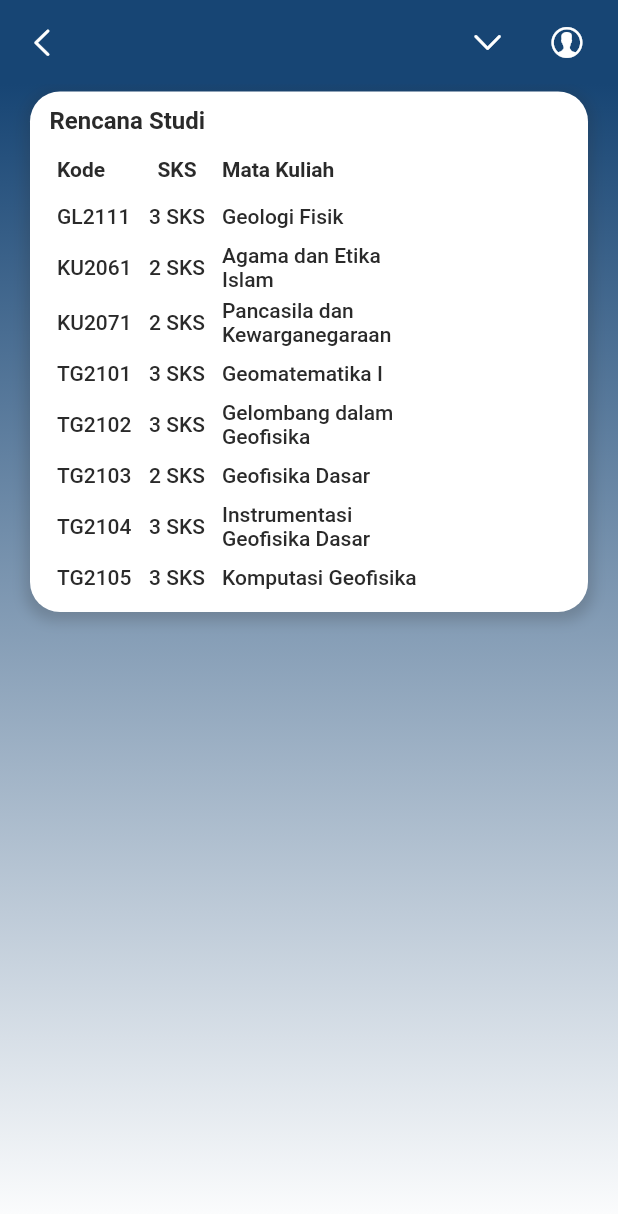
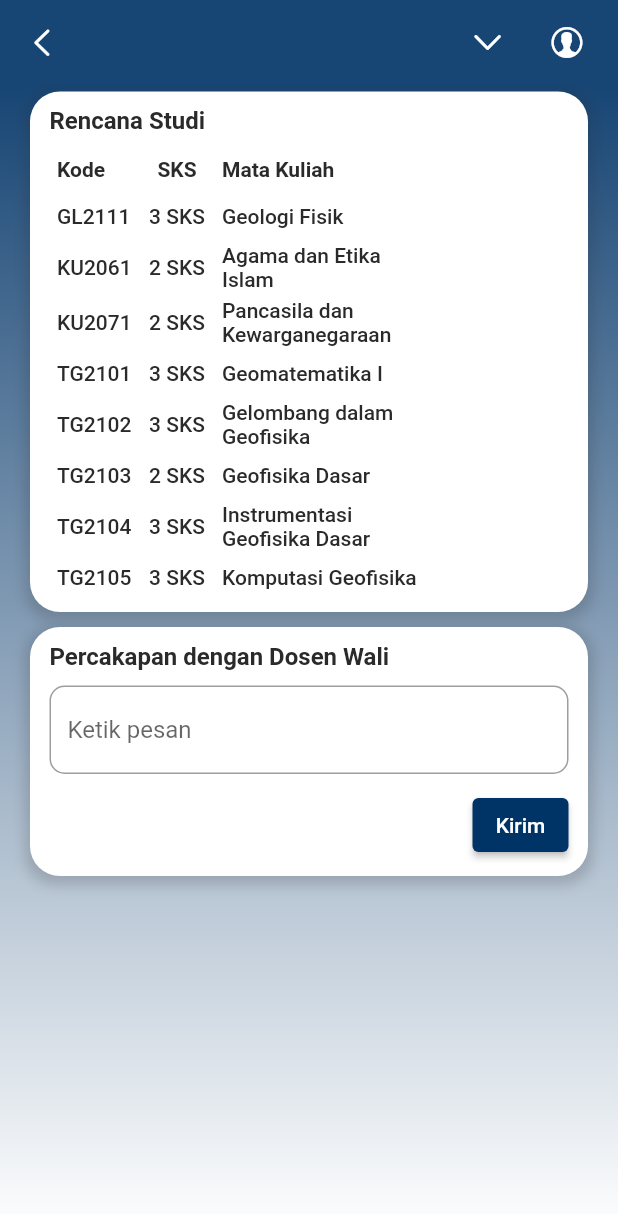
Before and after one commit to reza-nugraha32/six-itb-flutter, a Flutter app: the screen it shows after launch, after a tap on "Rencana Studi & Perwalian", on a phone screen of 412 x 824 dp. Shown: the top 1214 px of the screen. Run offline on Flutter 3.47's test engine with Material 2 defaults, Android fonts, the phone set to English and light mode, and no system bars.

Commit message:
Built a placeholder button

```diff
--- a/lib/studyplan_page.dart
+++ b/lib/studyplan_page.dart
@@ -8,10 +8,16 @@ void main() {
   runApp(const Home());
 }
 
-class studyplanPage extends StatelessWidget {
+var _controller = TextEditingController();
+
+class studyplanPage extends StatefulWidget {
   const studyplanPage({Key? key}) : super(key: key);
 
   @override
+  _State createState() => _State();
+}
+
+class _State extends State<studyplanPage> {
   Widget build(BuildContext context) {
     return MaterialApp(
         title: 'Rencana Studi dan Perwalian',
@@ -455,6 +461,65 @@ class studyplanPage extends StatelessWidget {
                               ],
                             ),
                           ),
+                          Container(
+                            margin: EdgeInsets.fromLTRB(20, 5, 20, 5),
+                            width: 300,
+                            decoration: BoxDecoration(
+                                color: Colors.white,
+                                borderRadius: BorderRadius.circular(20),
+                                boxShadow: [
+                                  BoxShadow(
+                                      color: Color(0xFF2a2a2a).withOpacity(0.2),
+                                      spreadRadius: 3,
+                                      blurRadius: 7,
+                                      offset: Offset(0, 3))
+                                ]),
+                            child: Column(
+                              crossAxisAlignment: CrossAxisAlignment.start,
+                              mainAxisAlignment: MainAxisAlignment.start,
+                              children: [
+                                Container(
+                                  margin: EdgeInsets.fromLTRB(13, 10, 10, 0),
+                                  child: Text('Percakapan dengan Dosen Wali',
+                                      style: TextStyle(
+                                          color: Color(0xFF2a2a2a),
+                                          fontWeight: FontWeight.w700,
+                                          fontSize: 16)),
+                                ),
+                                Container(
+                                  margin: EdgeInsets.fromLTRB(13, 10, 13, 10),
+                                  child: TextField(
+                                    controller: _controller,
+                                    decoration: InputDecoration(
+                                      border: OutlineInputBorder(
+                                          borderRadius:
+                                              BorderRadius.circular(10)),
+                                      hintText: 'Ketik pesan',
+                                      fillColor: Color(0xFF9cafc2),
+                                    ),
+                                  ),
+                                ),
+                                Container(
+                                  margin: EdgeInsets.fromLTRB(13, 0, 13, 10),
+                                  child: Row(
+                                    mainAxisAlignment: MainAxisAlignment.end,
+                                    children: [
+                                      ElevatedButton(
+                                        style: ElevatedButton.styleFrom(
+                                            primary: Color(0xFF003366),
+                                            padding: EdgeInsets.fromLTRB(
+                                                5, 10, 5, 10)),
+                                        onPressed: () {
+                                          _controller.clear();
+                                        },
+                                        child: Text('Kirim'),
+                                      )
+                                    ],
+                                  ),
+                                ),
+                              ],
+                            ),
+                          ),
                         ]);
                   })),
             )));
```
